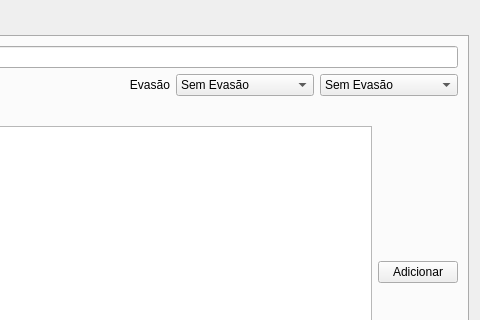
Old version of the form ifg/qt/ui/entidade.ui in the repository matferib/tabuleiro-virtual; both pictures show x 925 to 1405 and y 0 to 320 of the 1405 by 632 pixel window.
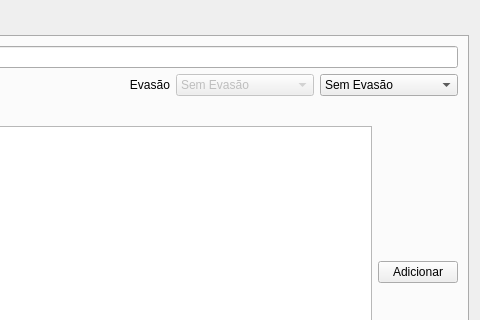
New version of the form. The open tabs and pages were chosen to show the change.

Patch:
```diff
--- a/ifg/qt/ui/entidade.ui
+++ b/ifg/qt/ui/entidade.ui
@@ -2757,6 +2757,9 @@
          </item>
          <item>
           <widget class="QComboBox" name="combo_evasao_estatica">
+           <property name="enabled">
+            <bool>false</bool>
+           </property>
            <property name="sizePolicy">
             <sizepolicy hsizetype="Fixed" vsizetype="Fixed">
              <horstretch>0</horstretch>
```
